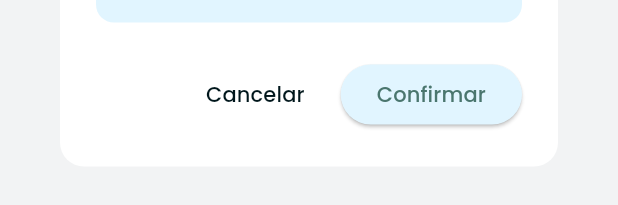
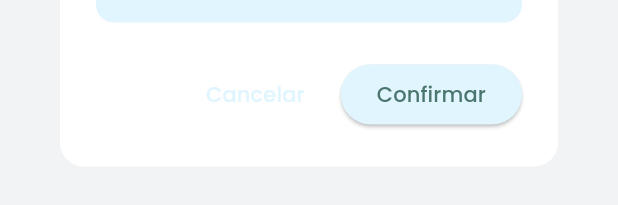
Before and after one commit to ldantascruz/parking_control, a Flutter app: the VehicleEntryDialog widget shown alone on an empty page, opened directly, after a tap on "Confirmar", on a phone screen of 412 x 824 dp. Shown: the part 891-1096 px from the top of the screen. Run offline on Flutter 3.47's test engine with Material 3 defaults, Android fonts, the phone set to English and light mode, and no system bars; our stand-ins replace google_fonts, mask_text_input_formatter, pdf, printing, sqflite; accounts and stored records are empty.

Commit message:
Fix context bugs and update coverage at README.md

```diff
--- a/lib/widgets/vehicle_entry_dialog.dart
+++ b/lib/widgets/vehicle_entry_dialog.dart
@@ -202,7 +202,10 @@ class _VehicleEntryDialogState extends State<VehicleEntryDialog> {
                     child: Text(
                       'Cancelar',
                       style: GoogleFonts.poppins(
-                        color: Theme.of(context).colorScheme.onSurfaceVariant,
+                        color:
+                            Theme.of(
+                              context,
+                            ).colorScheme.surfaceContainerHighest,
                         fontWeight: FontWeight.w500,
                       ),
                     ),
@@ -232,7 +235,7 @@ class _VehicleEntryDialogState extends State<VehicleEntryDialog> {
   }) {
     return Container(
       decoration: BoxDecoration(
-        color: Theme.of(context).colorScheme.surfaceVariant,
+        color: Theme.of(context).colorScheme.surfaceContainerHighest,
         borderRadius: BorderRadius.circular(12),
       ),
       padding: EdgeInsets.all(16),
@@ -272,7 +275,15 @@ class _VehicleEntryDialogState extends State<VehicleEntryDialog> {
         spotNumber,
       );
       if (success) {
-        Navigator.pop(context);
+        if (mounted) {
+          Navigator.pop(context);
+        }
+      } else {
+        if (mounted) {
+          ScaffoldMessenger.of(
+            context,
+          ).showSnackBar(SnackBar(content: Text('Erro ao registrar entrada')));
+        }
       }
     }
   }
--- a/lib/widgets/vehicle_exit_dialog.dart
+++ b/lib/widgets/vehicle_exit_dialog.dart
@@ -104,7 +104,7 @@ class _VehicleExitDialogState extends State<VehicleExitDialog> {
               widget.vehicle.id!,
             );
             if (success) {
-              if (mounted) {
+              if (context.mounted) {
                 Navigator.pop(context);
               }
             } else {
```
Also changed, not shown: 1 other file.
